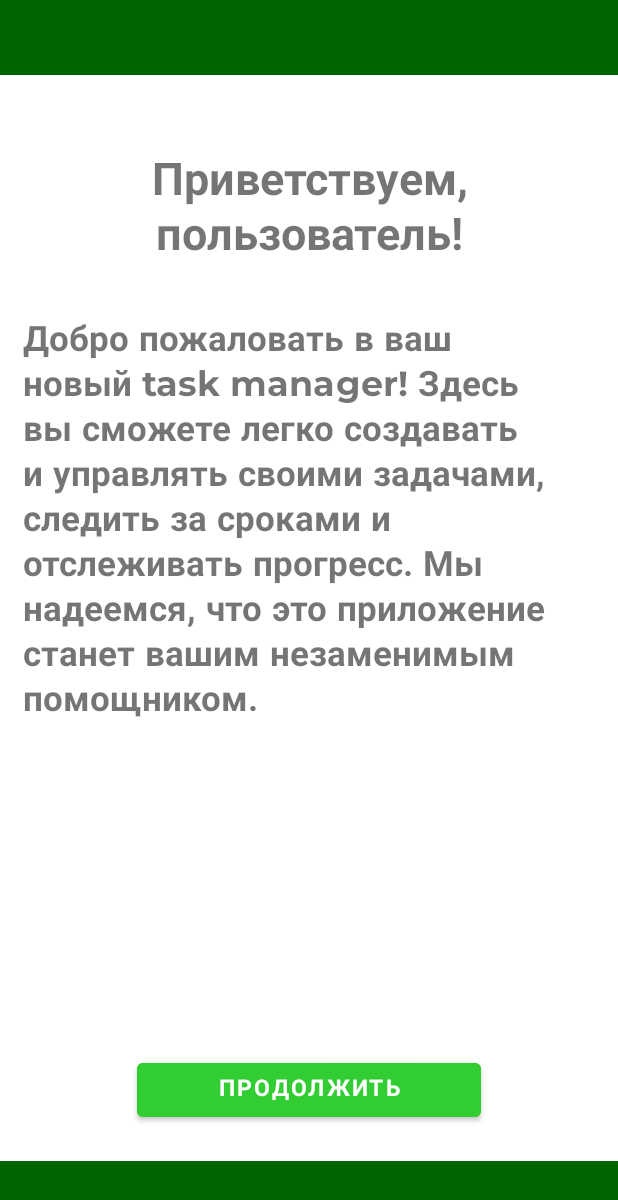
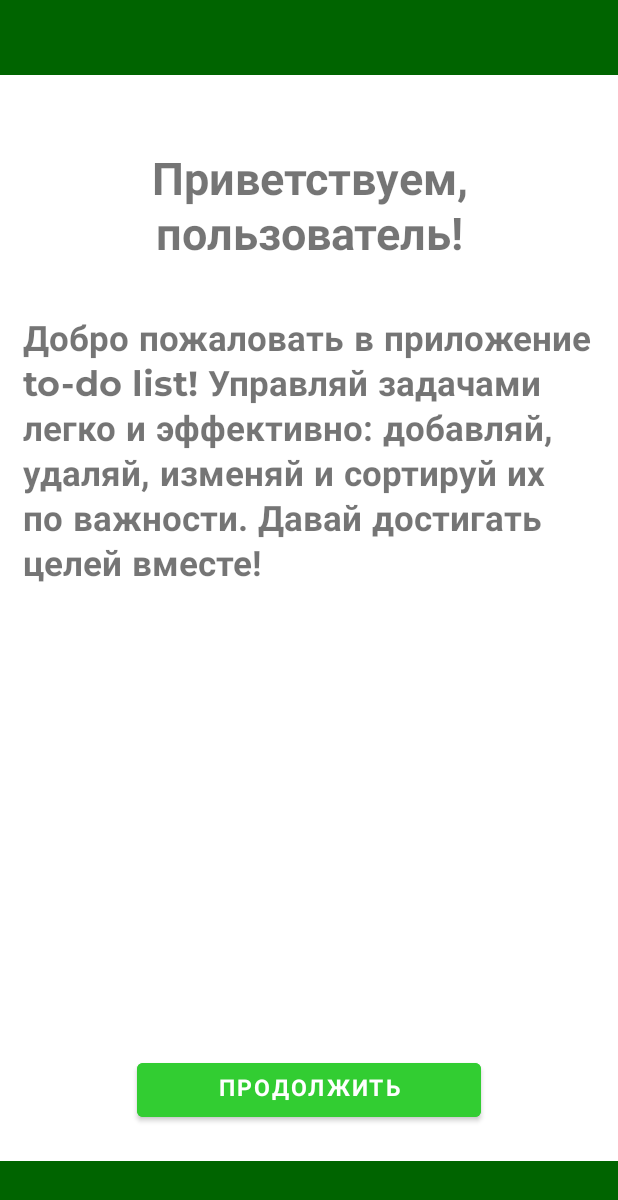
Before and after one commit to voskanyan777/to-do-list, an Android app: the screen it shows after launch (MainActivity), on a phone screen of 412 x 824 dp. Shown: the top 1200 px of the screen. Run offline under Robolectric (Android 15) with nearby library versions, the phone set to English and light mode, and no system bars.

Commit message:
Изменен приветствующий текст

```diff
--- a/task_manager/app/src/main/java/com/example/task_manager/Upcoming.java
+++ b/task_manager/app/src/main/java/com/example/task_manager/Upcoming.java
@@ -6,6 +6,8 @@
 import android.content.DialogInterface;
 import android.content.Intent;
 import android.content.SharedPreferences;
+import android.graphics.Color;
+import android.graphics.drawable.ColorDrawable;
 import android.os.Bundle;
 import android.util.Log;
 import android.view.View;
@@ -96,7 +98,7 @@
         };
 
         listViewData.setAdapter(adapter);
-            //Обработчик на долгое нажатие на элемент списка
+
         listViewData.setOnItemLongClickListener(new AdapterView.OnItemLongClickListener() {
             @Override
             public boolean onItemLongClick(AdapterView<?> adapterView, View view, int i, long l) {
--- a/task_manager/app/src/main/res/layout/activity_main.xml
+++ b/task_manager/app/src/main/res/layout/activity_main.xml
@@ -34,15 +34,17 @@
             android:textSize="30sp" />
 
         <TextView
-            android:layout_width="wrap_content"
-            android:layout_height="wrap_content"
+            android:layout_width="match_parent"
+            android:layout_height="376dp"
             android:layout_below="@id/greetings_ins"
             android:layout_marginTop="30dp"
             android:fontFamily="@font/montserrat_bold"
-            android:gravity="fill"
+            android:gravity="fill_horizontal"
             android:lineHeight="30dp"
             android:text="@string/about_tm"
-            android:textSize="23sp" />
+            android:textSize="23dp" />
+
+
     </RelativeLayout>
 
     <Button
--- a/task_manager/app/src/main/res/values/strings.xml
+++ b/task_manager/app/src/main/res/values/strings.xml
@@ -2,7 +2,7 @@
     <string name="app_name">To-do list</string>
     <string name="main_button">Продолжить</string>
     <string name="greetings">Приветствуем, пользователь!</string>
-    <string name="about_tm">Добро пожаловать в ваш новый task manager! Здесь вы сможете легко создавать и управлять своими задачами, следить за сроками и отслеживать прогресс. Мы надеемся, что это приложение станет вашим незаменимым помощником.</string>
+    <string name="about_tm">Добро пожаловать в приложение to-do list! Управляй задачами легко и эффективно: добавляй, удаляй, изменяй и сортируй их по важности. Давай достигать целей вместе!</string>
     <string name="completed_button">Предстоящие</string>
     <string name="completed_highlight">Выполненные задачи</string>
     <string name="upcoming_button">Выполненные</string>
```
Lines whose indentation alone changed are shown as unchanged.
